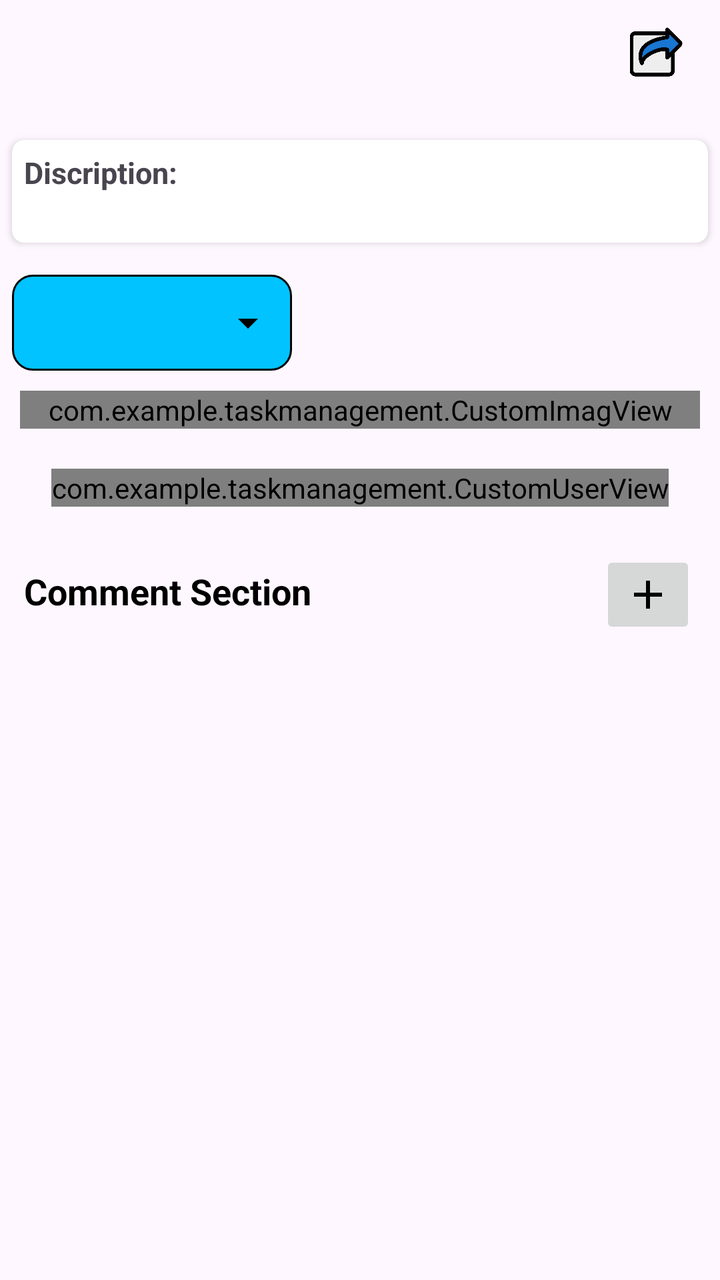
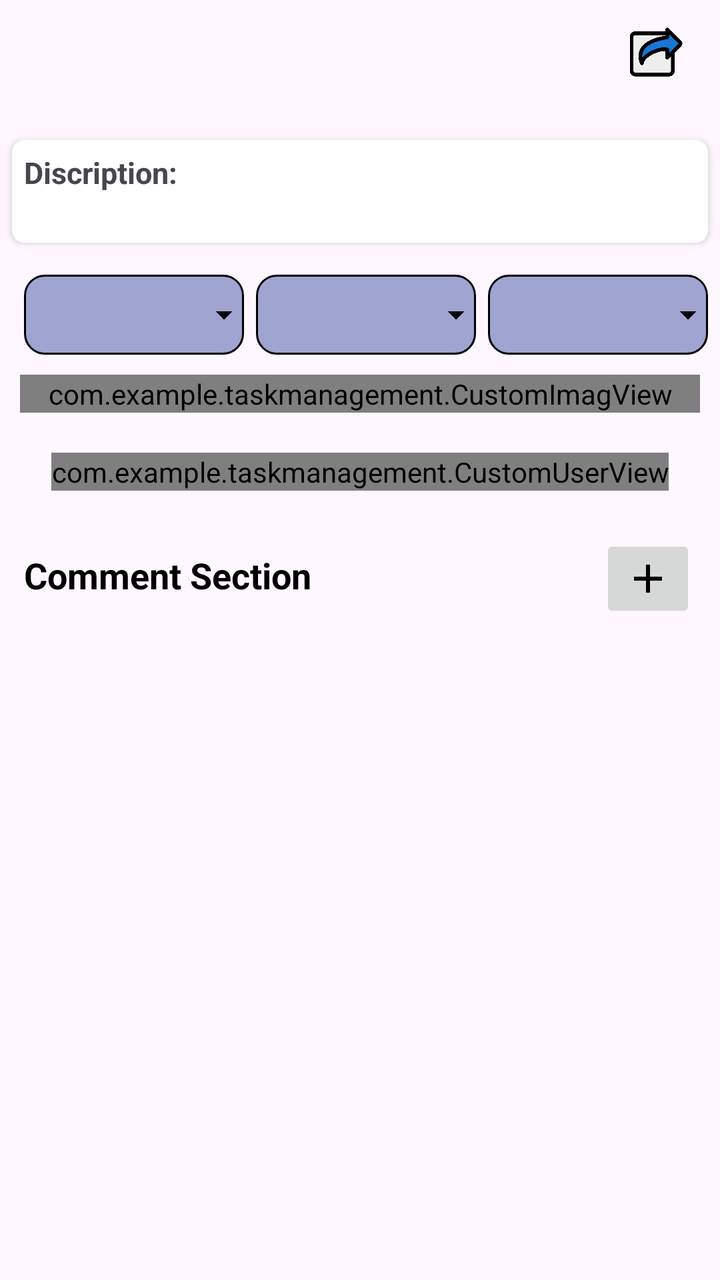

The first picture is an Android layout as it rendered before a commit; the second is the same layout after the commit. The layout source and the unified diff follow.
<!-- AndroidManifest.xml: application theme Theme.TaskManagement -->
<!-- res/layout/fragment_task_display.xml -->
<?xml version="1.0" encoding="utf-8"?>
<androidx.core.widget.NestedScrollView
    xmlns:android="http://schemas.android.com/apk/res/android"
    xmlns:tools="http://schemas.android.com/tools"
    xmlns:app="http://schemas.android.com/apk/res-auto"
    android:layout_width="match_parent"
    android:layout_height="match_parent"
    android:fillViewport="true">

    <LinearLayout
        android:id="@+id/main"
        android:layout_width="match_parent"
        android:layout_height="wrap_content"
        android:orientation="vertical"
        tools:context=".TaskDisplayFragment">
        <LinearLayout
            android:layout_width="match_parent"
            android:layout_height="wrap_content"
            android:layout_margin="6dp"
            android:orientation="horizontal">
            <TextView
                android:id="@+id/title"
                android:textStyle="bold"
                android:textColor="@color/black"
                android:textSize="15dp"
                android:layout_width="wrap_content"
                android:layout_weight="1"
                android:layout_marginTop="10dp"
                android:layout_height="wrap_content"/>
            <ImageView
                android:padding="5dp"
                android:id="@+id/materialbtn"
                android:layout_width="40dp"
                android:layout_height="40dp"
                android:layout_margin="6dp"
                android:layout_gravity="right"
                android:src="@drawable/share"/>


        </LinearLayout>
<androidx.cardview.widget.CardView
    android:layout_width="match_parent"
    android:layout_height="wrap_content"
    android:layout_margin="6dp"
    app:cardCornerRadius="6dp">
    <LinearLayout
        android:layout_width="match_parent"
        android:layout_height="wrap_content"
        android:padding="6dp"
        android:orientation="vertical">
        <TextView
            android:text="Discription:"
            android:textStyle="bold"
            android:textSize="15dp"
            android:layout_width="match_parent"
            android:layout_height="wrap_content"/>
        <TextView
            android:id="@+id/discript"
            android:layout_width="match_parent"
            android:layout_height="wrap_content"/>
    </LinearLayout>
</androidx.cardview.widget.CardView>
        <FrameLayout
            android:layout_width="140dp"
            android:layout_height="48dp"
            android:layout_marginStart="6dp"
            android:layout_marginTop="10dp">

            <Spinner
                android:id="@+id/spinner"
                android:layout_width="match_parent"
                android:layout_height="match_parent"
                android:background="@drawable/spinner_bg"
                android:paddingStart="14dp"
                android:paddingEnd="35dp"
                android:spinnerMode="dropdown"/>

            <ImageView
                android:layout_width="24dp"
                android:layout_height="24dp"
                android:layout_gravity="end|center_vertical"
                android:layout_marginEnd="10dp"
                android:src="@drawable/outline_arrow_drop_down_24"
                android:clickable="false"
                android:focusable="false"/>

        </FrameLayout>


                <com.example.taskmanagement.CustomImagView
                    android:layout_margin="10dp"
                    android:id="@+id/customImage"
                    android:layout_width="match_parent"
                    android:layout_height="wrap_content" />

                <com.example.taskmanagement.CustomUserView
                    android:id="@+id/customUser"
android:layout_margin="10dp"
                    android:layout_width="wrap_content"
                    android:layout_height="wrap_content"
                    android:layout_gravity="center_horizontal"
                     />

        <LinearLayout
            android:layout_width="match_parent"
            android:layout_height="wrap_content"
            android:orientation="vertical"
            android:padding="12dp">
<LinearLayout
    android:id="@+id/loader"
    android:layout_width="match_parent"
    android:layout_height="wrap_content"
    android:orientation="vertical"
    android:visibility="gone">
    <ProgressBar
        android:layout_width="match_parent"
        android:layout_height="wrap_content"/>
    <TextView
        android:layout_width="match_parent"
        android:layout_height="wrap_content"
        android:text="Loading.."
        android:gravity="center"/>
</LinearLayout>
            <LinearLayout
                android:layout_width="match_parent"
                android:layout_height="wrap_content"
                android:orientation="horizontal">

                <TextView
                    android:layout_width="0dp"
                    android:layout_height="wrap_content"
                    android:layout_weight="1"
                    android:layout_marginTop="8dp"
                    android:text="Comment Section"
                    android:textSize="18sp"
                    android:textStyle="bold"
                    android:textColor="@android:color/black" />

                <ImageButton
                    android:id="@+id/imgbtn"
                    android:layout_width="wrap_content"
                    android:layout_height="wrap_content"
                    android:src="@drawable/baseline_add_24" />
            </LinearLayout>

            <androidx.recyclerview.widget.RecyclerView
                android:id="@+id/commentRecycler"
                android:layout_width="match_parent"
                android:layout_height="wrap_content"
                android:layout_marginLeft="10dp"
                android:nestedScrollingEnabled="false"
                android:overScrollMode="never"
                />

        </LinearLayout>


    </LinearLayout>
</androidx.core.widget.NestedScrollView>
<!-- resources referenced by this layout -->
<resources>
  <color name="black">#FF000000</color>
  <!-- drawable baseline_add_24 (drawable) -->
  <vector xmlns:android="http://schemas.android.com/apk/res/android" android:height="24dp" android:tint="#000000" android:viewportHeight="24" android:viewportWidth="24" android:width="24dp">
        
      <path android:fillColor="@android:color/white" android:pathData="M19,13h-6v6h-2v-6H5v-2h6V5h2v6h6v2z"/>
      
  </vector>
  <!-- drawable outline_arrow_drop_down_24 (drawable) -->
  <vector xmlns:android="http://schemas.android.com/apk/res/android" android:height="24dp" android:tint="#000000" android:viewportHeight="960" android:viewportWidth="960" android:width="24dp">
        
      <path android:fillColor="@android:color/white" android:pathData="M480,600L280,400L680,400L480,600Z"/>
      
  </vector>
  <!-- drawable share: png bitmap (drawable, 14509 bytes) -->
  <!-- drawable spinner_bg (drawable) -->
  <?xml version="1.0" encoding="utf-8"?>
  <shape xmlns:android="http://schemas.android.com/apk/res/android">
  <solid android:color="@color/blue"/>
      <corners android:radius="10dp"/>
      <stroke
          android:width="1dp"
         />
  
  </shape>
  <style name="Theme.TaskManagement" parent="Base.Theme.TaskManagement" />
  <color name="blue">#00c3ff</color>
  <style name="Base.Theme.TaskManagement" parent="Theme.Material3.DayNight.NoActionBar">
          
          
      </style>
</resources>

<!-- the commit's change to res/layout/fragment_task_display.xml (unified diff, before → after) -->
@@ -60,31 +60,90 @@
             android:layout_height="wrap_content"/>
     </LinearLayout>
 </androidx.cardview.widget.CardView>
-        <FrameLayout
-            android:layout_width="140dp"
-            android:layout_height="48dp"
-            android:layout_marginStart="6dp"
-            android:layout_marginTop="10dp">
-
-            <Spinner
-                android:id="@+id/spinner"
-                android:layout_width="match_parent"
-                android:layout_height="match_parent"
-                android:background="@drawable/spinner_bg"
-                android:paddingStart="14dp"
-                android:paddingEnd="35dp"
-                android:spinnerMode="dropdown"/>
-
-            <ImageView
-                android:layout_width="24dp"
-                android:layout_height="24dp"
-                android:layout_gravity="end|center_vertical"
-                android:layout_marginEnd="10dp"
-                android:src="@drawable/outline_arrow_drop_down_24"
-                android:clickable="false"
-                android:focusable="false"/>
-
-        </FrameLayout>
+        <LinearLayout
+            android:layout_width="match_parent"
+            android:layout_height="wrap_content"
+            android:orientation="horizontal"
+            android:weightSum="3"
+            android:paddingStart="6dp"
+            android:paddingEnd="6dp">
+            <FrameLayout
+                android:layout_width="0dp"
+                android:layout_height="40dp"
+                android:layout_weight="1"
+                android:layout_marginStart="6dp"
+                android:layout_marginTop="10dp">
+
+                <Spinner
+                    android:id="@+id/spinner"
+                    android:layout_width="match_parent"
+                    android:layout_height="match_parent"
+                    android:background="@drawable/spinner_bg"
+                    android:spinnerMode="dropdown"
+                    android:paddingStart="8dp"
+                    android:paddingEnd="24dp"/>
+
+                <ImageView
+                    android:layout_width="20dp"
+                    android:layout_height="20dp"
+                    android:layout_gravity="end|center_vertical"
+                    android:src="@drawable/outline_arrow_drop_down_24"
+                    android:clickable="false"
+                    android:focusable="false"/>
+
+            </FrameLayout>
+            <FrameLayout
+                android:layout_width="0dp"
+                android:layout_height="40dp"
+                android:layout_weight="1"
+                android:layout_marginStart="6dp"
+                android:layout_marginTop="10dp">
+
+                <Spinner
+                    android:id="@+id/categoryspinner"
+                    android:layout_width="match_parent"
+                    android:layout_height="match_parent"
+                    android:background="@drawable/spinner_bg"
+                    android:spinnerMode="dropdown"
+                    android:paddingStart="8dp"
+                    android:paddingEnd="24dp"/>
+
+                <ImageView
+                    android:layout_width="20dp"
+                    android:layout_height="20dp"
+                    android:layout_gravity="end|center_vertical"
+                    android:src="@drawable/outline_arrow_drop_down_24"
+                    android:clickable="false"
+                    android:focusable="false"/>
+
+            </FrameLayout>
+            <FrameLayout
+                android:layout_width="0dp"
+                android:layout_height="40dp"
+                android:layout_weight="1"
+                android:layout_marginStart="6dp"
+                android:layout_marginTop="10dp">
+
+                <Spinner
+                    android:id="@+id/periorityspinner"
+                    android:layout_width="match_parent"
+                    android:layout_height="match_parent"
+                    android:background="@drawable/spinner_bg"
+                    android:spinnerMode="dropdown"
+                    android:paddingStart="8dp"
+                    android:paddingEnd="24dp"/>
+
+                <ImageView
+                    android:layout_width="20dp"
+                    android:layout_height="20dp"
+                    android:layout_gravity="end|center_vertical"
+                    android:src="@drawable/outline_arrow_drop_down_24"
+                    android:clickable="false"
+                    android:focusable="false"/>
+
+            </FrameLayout>
+        </LinearLayout>
+
 
 
                 <com.example.taskmanagement.CustomImagView
<!-- resource entries referenced after the edit -->
@@ -17,15 +17,14 @@
   <!-- drawable spinner_bg (drawable) -->
   <?xml version="1.0" encoding="utf-8"?>
   <shape xmlns:android="http://schemas.android.com/apk/res/android">
-  <solid android:color="@color/blue"/>
+  <solid android:color="@color/status"/>
       <corners android:radius="10dp"/>
       <stroke
           android:width="1dp"
          />
-  
   </shape>
   <style name="Theme.TaskManagement" parent="Base.Theme.TaskManagement" />
-  <color name="blue">#00c3ff</color>
+  <color name="status">#9fa4d1</color>
   <style name="Base.Theme.TaskManagement" parent="Theme.Material3.DayNight.NoActionBar">
           
           
